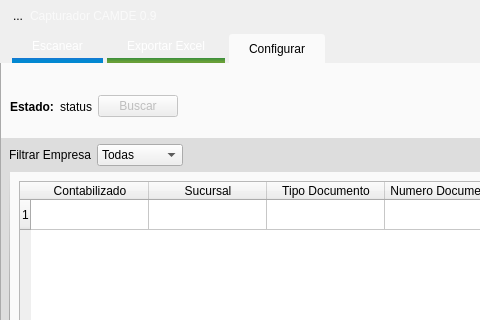
First picture: the form in GUI/mainWindow.ui, repository firenessmax/bte001, before the edit; both pictures show x 0 to 480 and y 0 to 320 of the 760 by 540 pixel window.
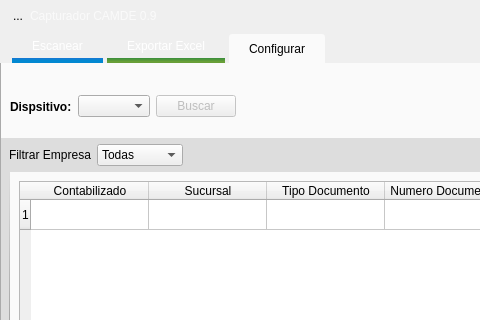
Second picture: the form after the edit. Icons and pictures are not drawn.

Diff of the .ui file:
```diff
--- a/GUI/mainWindow.ui
+++ b/GUI/mainWindow.ui
@@ -796,14 +796,7 @@
                  </font>
                 </property>
                 <property name="text">
-                 <string>Estado:</string>
-                </property>
-               </widget>
-              </item>
-              <item row="0" column="1">
-               <widget class="QLabel" name="labelStatusDevice">
-                <property name="text">
-                 <string>status</string>
+                 <string>Dispsitivo:</string>
                 </property>
                </widget>
               </item>
@@ -855,6 +848,9 @@
                 </property>
                </widget>
               </item>
+              <item row="0" column="1">
+               <widget class="QComboBox" name="dispositivosComboBox"/>
+              </item>
              </layout>
             </widget>
            </widget>
```
